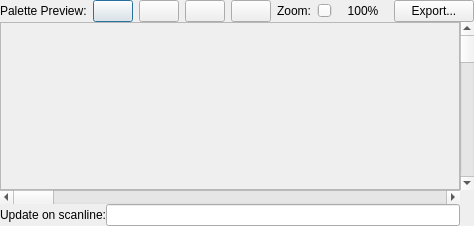
Before: the Qt Designer form viewers/chr-rom/chrromdisplaydialog.ui in christopherpow/nesicide, drawn with Qt 5.
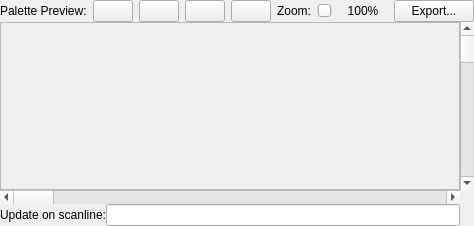
After: the same form once the commit is applied. Custom widgets are drawn as their Qt base class.

Commit message: Rearchitected IProjectTreeViewItem to provide a new ICenterTabItem class that hooks onto designer editors.  This was necessary to pave the way to add better tracking of modified files.  Cleaned up quite a bit of the messy project management stuff, but there's still more to do.

```diff
--- a/viewers/chr-rom/chrromdisplaydialog.ui
+++ b/viewers/chr-rom/chrromdisplaydialog.ui
@@ -1,7 +1,7 @@
 <?xml version="1.0" encoding="UTF-8"?>
 <ui version="4.0">
  <class>CHRROMDisplayDialog</class>
- <widget class="QDialog" name="CHRROMDisplayDialog">
+ <widget class="QWidget" name="CHRROMDisplayDialog">
   <property name="geometry">
    <rect>
     <x>0</x>
```
The commit also changes 38 other files.
